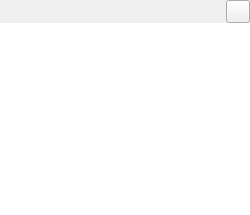
The window that qtgui/mapobjects/nodedetailswidget.ui (frabas/DISPLACE_GUI) describes before a commit, drawn with Qt 5.
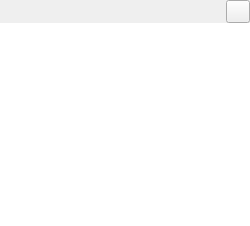
The same window after the commit. Icons and pictures are not drawn.

Diff of the .ui file:
```diff
--- a/qtgui/mapobjects/nodedetailswidget.ui
+++ b/qtgui/mapobjects/nodedetailswidget.ui
@@ -7,7 +7,7 @@
     <x>0</x>
     <y>0</y>
     <width>250</width>
-    <height>176</height>
+    <height>226</height>
    </rect>
   </property>
   <property name="sizePolicy">
@@ -77,6 +77,9 @@
      <property name="frameShape">
       <enum>QFrame::NoFrame</enum>
      </property>
+     <property name="readOnly">
+      <bool>true</bool>
+     </property>
     </widget>
    </item>
   </layout>
```
